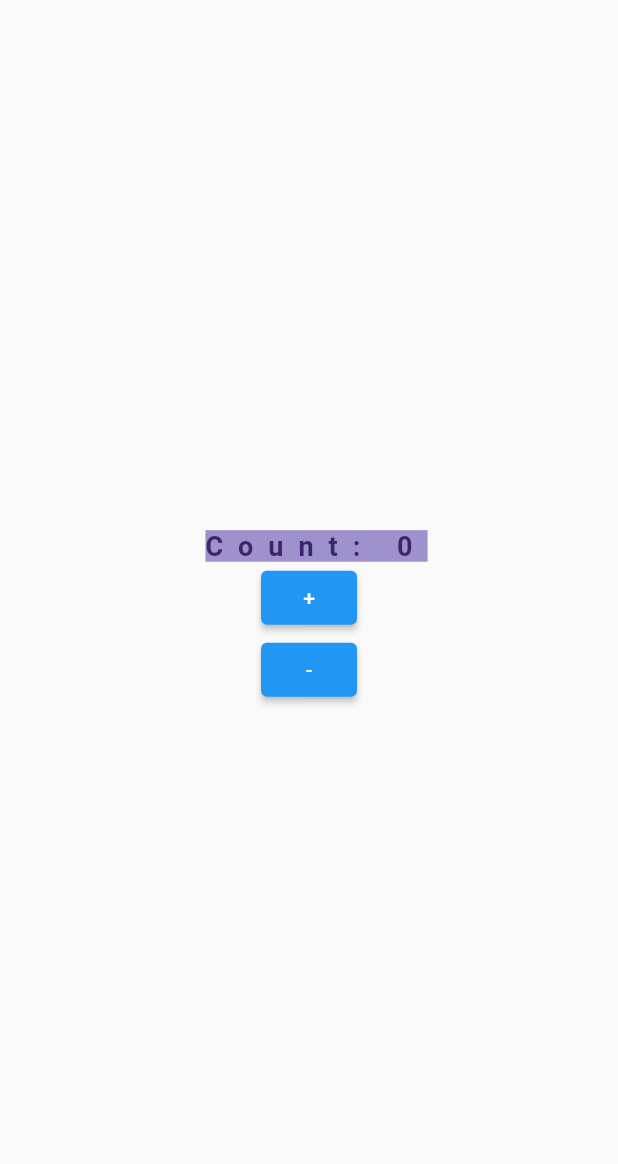
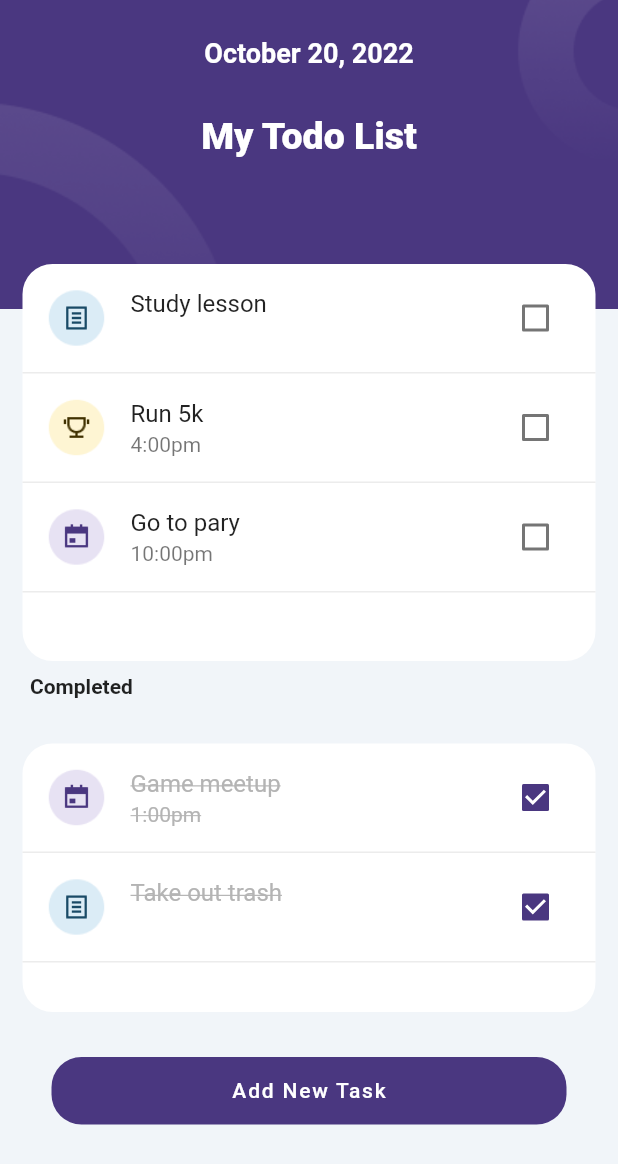
Before and after one commit to melikeozlen/First-Flutter, a Flutter app: the screen it shows after launch, on a phone screen of 412 x 824 dp. Shown: the top 1164 px of the screen. Run offline on Flutter 3.47's test engine with Material 2 defaults, Android fonts, the phone set to English and light mode, and no system bars; our stand-ins replace hexcolor; missing offline and left inert: dart:ffi.

Commit message:
to do desing

```diff
--- a/lib/constansts/colors.dart
+++ b/lib/constansts/colors.dart
@@ -1,2 +1,2 @@
 const String primaryColor = "#3D246C";
-const String backgroundColors = "#9F91CC";
+const String backgroundColor = "#F1F5F9";
--- a/lib/main.dart
+++ b/lib/main.dart
@@ -1,71 +1,188 @@
+import 'dart:ffi';
+
 import 'package:flutter/material.dart';
 import 'package:hexcolor/hexcolor.dart';
 import 'package:todo_app/constansts/colors.dart';
 
 void main() {
-  runApp(const WidgetDetail());
+  runApp(const MyApp());
 }
 
-class WidgetDetail extends StatefulWidget {
-  const WidgetDetail({super.key});
+class Item {
+  final String icon;
+  final String mainTitle;
+  final String subTitle;
 
-  @override
-  State<WidgetDetail> createState() => WidgetDetailState();
+  Item(this.icon, this.mainTitle, this.subTitle);
 }
 
-class WidgetDetailState extends State<WidgetDetail> {
-  int count = 0;
-  bool visible = false;
+class MyApp extends StatelessWidget {
+  const MyApp({super.key});
   @override
   Widget build(BuildContext context) {
+    List<Item> contentList = [
+      Item('lib/assets/images/category_1.png', 'Study lesson', ''),
+      Item('lib/assets/images/category_3.png', 'Run 5k', '4:00pm'),
+      Item('lib/assets/images/category_2.png', 'Go to pary', '10:00pm'),
+    ];
+
+    List<Item> complateContentList = [
+      Item('lib/assets/images/category_2.png', 'Game meetup', '1:00pm'),
+      Item('lib/assets/images/category_1.png', 'Take out trash', '')
+    ];
+    double deviceHeight = MediaQuery.of(context).size.height;
+    double deviceWidth = MediaQuery.of(context).size.width;
     return MaterialApp(
-      home: Scaffold(
-        body: Center(
-          child: Column(
-            mainAxisAlignment: MainAxisAlignment.center,
+      debugShowCheckedModeBanner: false,
+      home: SafeArea(
+        child: Scaffold(
+          backgroundColor: HexColor(backgroundColor),
+          body: Column(
             children: [
-              Text(
-                "Count: " + count.toString(),
-                style: TextStyle(
-                    fontSize: 18,
-                    fontWeight: FontWeight.w600,
-                    letterSpacing: 10,
-                    backgroundColor: HexColor(backgroundColors),
-                    color: HexColor(primaryColor)),
+              Container(
+                decoration: const BoxDecoration(
+                  color: Colors.purple,
+                  image: DecorationImage(
+                      image: AssetImage("lib/assets/images/header.png"),
+                      fit: BoxFit
+                          .cover), // Decoration Image// Saahip alanı kapsa
+                ), // BoxDecoration
+                width: deviceWidth,
+                height: deviceHeight / 4,
+                // color: const Color.fromRGBO(74, 55, 128, 1),
+                child: const Column(
+                  children: [
+                    Padding(
+                      padding: EdgeInsets.only(top: 25.0),
+                      child: Text(
+                        "October 20, 2022",
+                        style: TextStyle(
+                            color: Colors.white,
+                            fontSize: 18,
+                            fontWeight: FontWeight.bold),
+                      ),
+                    ),
+                    Padding(
+                      padding: EdgeInsets.only(top: 30.0),
+                      child: Text(
+                        "My Todo List",
+                        style: TextStyle(
+                            color: Colors.white,
+                            fontSize: 25,
+                            fontWeight: FontWeight.w900),
+                      ),
+                    )
+                  ],
+                ),
               ),
-              ElevatedButton(
-                onPressed: () {
-                  setState(() {
-                    count = count + 1;
-                    if (count >= 0) {
-                      visible = false;
-                    }
-                  });
-                },
-                child: const Text("+"),
+              Transform.translate(
+                offset: Offset(0, -30),
+                child: Column(
+                  children: [
+                    Container(
+                        width: deviceWidth - 30,
+                        height: deviceHeight / 3 - 10,
+                        decoration: BoxDecoration(
+                          color: Colors.white,
+                          borderRadius: BorderRadius.circular(
+                              20.0), // Border radius değerini ayarlayın
+                        ),
+                        child: ListView.builder(
+                            itemCount: contentList.length,
+                            itemBuilder: (context, index) {
+                              return Container(
+                                decoration: const BoxDecoration(
+                                  border: Border(
+                                      bottom: BorderSide(
+                                          color: Color.fromARGB(
+                                              255, 236, 236, 236),
+                                          width:
+                                              1.0)), // Sadece alt tarafa border ekleyin
+                                ),
+                                child: ListTile(
+                                  leading: Image.asset(
+                                    contentList[index].icon,
+                                    width: 40, // İstediğiniz genişlik
+                                    height: 40, // İstediğiniz yükseklik
+                                  ),
+                                  title: Text(contentList[index].mainTitle),
+                                  subtitle: Text(contentList[index].subTitle),
+                                  trailing:
+                                      Checkbox(value: false, onChanged: (a) {}),
+                                ),
+                              );
+                            })),
+                    const Padding(
+                      padding: EdgeInsets.only(left: 20.0, top: 9.0),
+                      child: Row(
+                        children: [
+                          Text("Completed",
+                              textAlign: TextAlign.left,
+                              style: TextStyle(fontWeight: FontWeight.bold)),
+                        ],
+                      ),
+                    )
+                  ],
+                ),
               ),
-              ElevatedButton(
-                onPressed: () {
-                  setState(() {
-                    if (count == 0) {
-                      visible = true;
-                    } else {
-                      count = count - 1;
-                      visible = false;
-                    }
-                  });
-                },
-                child: const Text("-"),
-              ),
-              Visibility(
-                visible: visible,
-                child: const Text(
-                  "Count cannot less than 0",
-                  style: TextStyle(
-                      backgroundColor: Colors.red,
-                      color: Color.fromARGB(255, 255, 255, 255)),
-                ),
-              )
+              Container(
+                  width: deviceWidth - 30,
+                  height: deviceHeight / 4 - 27,
+                  decoration: BoxDecoration(
+                    color: Colors.white,
+                    borderRadius: BorderRadius.circular(
+                        20.0), // Border radius değerini ayarlayın
+                  ),
+                  child: ListView.builder(
+                      itemCount: complateContentList.length,
+                      itemBuilder: (context, index) {
+                        return Container(
+                          decoration: const BoxDecoration(
+                            border: Border(
+                                bottom: BorderSide(
+                                    color: Color.fromARGB(255, 236, 236, 236),
+                                    width:
+                                        1.0)), // Sadece alt tarafa border ekleyin
+                          ),
+                          child: ListTile(
+                            leading: Image.asset(
+                              complateContentList[index].icon,
+                              width: 40, // İstediğiniz genişlik
+                              height: 40, // İstediğiniz yükseklik
+                            ),
+                            title: Text(
+                              complateContentList[index].mainTitle,
+                              style: const TextStyle(
+                                  color: Color.fromARGB(255, 180, 180, 180),
+                                  decoration: TextDecoration.lineThrough),
+                            ),
+                            subtitle: Text(
+                              complateContentList[index].subTitle,
+                              style: const TextStyle(
+                                  color: Color.fromARGB(255, 180, 180, 180),
+                                  decoration: TextDecoration.lineThrough),
+                            ),
+                            trailing: Checkbox(
+                                value: true,
+                                onChanged: (x) {},
+                                activeColor: HexColor("#4A3780")),
+                          ),
+                        );
+                      })),
+              Container(
+                  width: deviceWidth / 1.2,
+                  height: 45,
+                  margin: EdgeInsets.only(top: 30),
+                  child: TextButton(
+                    style: TextButton.styleFrom(
+                        primary: Colors.white,
+                        backgroundColor: HexColor("#4A3780"),
+                        shape: RoundedRectangleBorder(
+                            borderRadius: BorderRadius.circular(20))),
+                    onPressed: () {},
+                    child: Text('Add New Task',
+                        style: TextStyle(letterSpacing: 1.2)),
+                  ))
             ],
           ),
         ),
--- a/pubspec.yaml
+++ b/pubspec.yaml
@@ -31,7 +31,6 @@ dependencies:
   flutter:
     sdk: flutter
 
-
   # The following adds the Cupertino Icons font to your application.
   # Use with the CupertinoIcons class for iOS style icons.
   cupertino_icons: ^1.0.2
@@ -53,15 +52,14 @@ dev_dependencies:
 
 # The following section is specific to Flutter packages.
 flutter:
-
   # The following line ensures that the Material Icons font is
   # included with your application, so that you can use the icons in
   # the material Icons class.
   uses-material-design: true
 
   # To add assets to your application, add an assets section, like this:
-  # assets:
-  #   - images/a_dot_burr.jpeg
+  assets:
+    - lib/assets/images/
   #   - images/a_dot_ham.jpeg
 
   # An image asset can refer to one or more resolution-specific "variants", see
```
Also changed, not shown: lib/assets/images/add_new_task_header.png (added), lib/assets/images/category_1.png (added), lib/assets/images/category_2.png (added), lib/assets/images/category_3.png (added), lib/assets/images/header.png (added), 1 other file.
